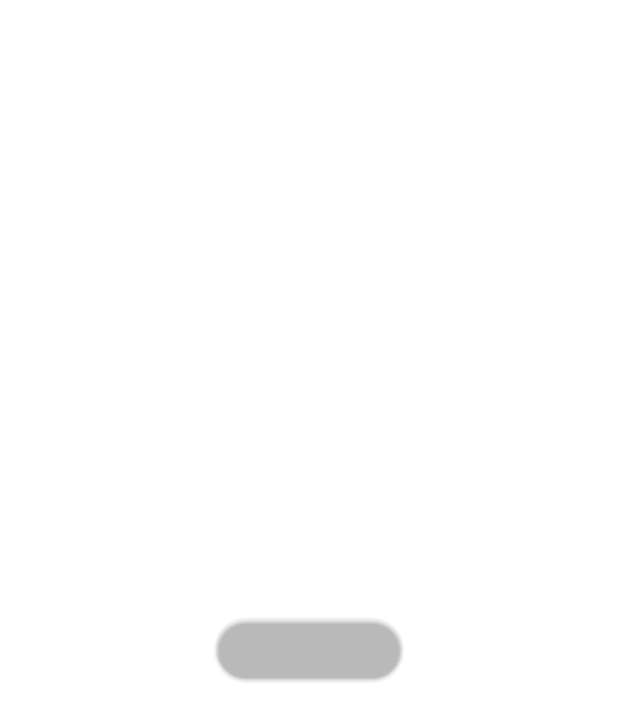
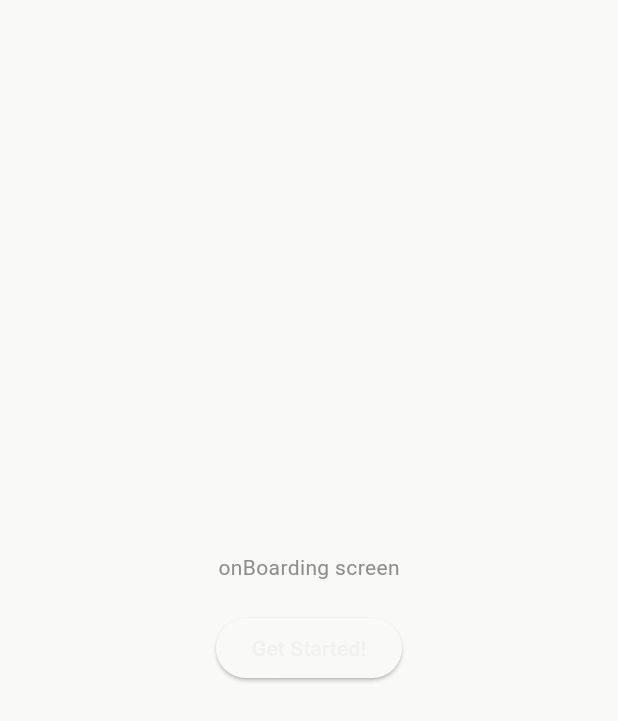
Before and after one commit to ProjectSolutus/routine, a Flutter app: the screen it shows after launch, on a phone screen of 412 x 824 dp. Shown: the top 721 px of the screen. Run offline on Flutter 3.47's test engine with Material 3 defaults, Android fonts, the phone set to English and light mode, and no system bars; our stand-ins replace get.

Commit message:
refactor(colors): make seperate variables for colors, lowercase route names

```diff
--- a/lib/core/colors.dart
+++ b/lib/core/colors.dart
@@ -1 +1,22 @@
-class AppColors {}
+import 'package:flutter/material.dart';
+
+class AppColors {
+  static const Color darkPrimary = Color(0xFF2C2C2C);
+  static const Color darkOnPrimary = Color(0xFFF9F9F7);
+  static const Color darkSecondary = Color(0xFF2283E2);
+  static const Color darkOnSecondary = Color(0xFF202020);
+  static const Color darkError = Color(0xFFE14646);
+  static const Color darkOnError = Color(0xFFF9F9F7);
+  static const Color darkSurface = Color(0xFF202020);
+  static const Color darkOnSurface = Color(0xFFF9F9F7);
+
+  // Light Theme Colors
+  static const Color lightPrimary = Color(0xFFF1F1EF);
+  static const Color lightOnPrimary = Color(0xFF8F8F8D);
+  static const Color lightSecondary = Color(0xFF2283E2);
+  static const Color lightOnSecondary = Color(0xFF202020);
+  static const Color lightError = Color(0xFFE14646);
+  static const Color lightOnError = Color(0xFF8F8F8D);
+  static const Color lightSurface = Color(0xFFF9F9F7);
+  static const Color lightOnSurface = Color(0xFF8F8F8D);
+}
--- a/lib/core/themes/app_themes.dart
+++ b/lib/core/themes/app_themes.dart
@@ -1,26 +1,29 @@
 import 'package:flutter/material.dart';
+import 'package:routine/core/colors.dart';
 
 class AppThemes {
   static final ThemeData darkTheme = ThemeData(
-      colorScheme: ColorScheme(
-          brightness: Brightness.dark,
-          primary: Color(0x2C2C2C),
-          onPrimary: Color(0xF9f9f7),
-          secondary: Color(0x2283E2),
-          onSecondary: Color(0x202020),
-          error: Color(0xE14646),
-          onError: Color(0xF9f9f7),
-          surface: Color(0x202020),
-          onSurface: Color(0xF9F9F7)));
+      colorScheme: const ColorScheme(
+        brightness: Brightness.dark,
+        primary: AppColors.darkPrimary,
+        onPrimary: AppColors.darkOnPrimary,
+        secondary: AppColors.darkSecondary,
+        onSecondary: AppColors.darkOnSecondary,
+        error: AppColors.darkError,
+        onError: AppColors.darkOnError,
+        surface: AppColors.darkSurface,
+        onSurface: AppColors.darkOnSurface,
+      ));
   static final ThemeData lightTheme = ThemeData(
-      colorScheme: ColorScheme(
-          brightness: Brightness.light,
-          primary: Color(0xF1F1EF),
-          onPrimary: Color(0x8F8F8D),
-          secondary: Color(0x2283E2),
-          onSecondary: Color(0x202020),
-          error: Color(0xE14646),
-          onError: Color(0x8F8F8D),
-          surface: Color(0xF9F9F7),
-          onSurface: Color(0x8F8F8D)));
+      colorScheme: const ColorScheme(
+        brightness: Brightness.light,
+        primary: AppColors.lightPrimary,
+        onPrimary: AppColors.lightOnPrimary,
+        secondary: AppColors.lightSecondary,
+        onSecondary: AppColors.lightOnSecondary,
+        error: AppColors.lightError,
+        onError: AppColors.lightOnError,
+        surface: AppColors.lightSurface,
+        onSurface: AppColors.lightOnSurface,
+      ));
 }
--- a/lib/main.dart
+++ b/lib/main.dart
@@ -18,9 +18,10 @@ class RoutineApp extends StatelessWidget {
       debugShowCheckedModeBanner: false,
       title: AppStrings.appName,
       getPages: AppPages.routes,
-      initialRoute: AppRoutes.START,
+      initialRoute: AppRoutes.start,
       theme: AppThemes.lightTheme,
-      darkTheme: AppThemes.lightTheme,
+      darkTheme: AppThemes.darkTheme,
+      themeMode: ThemeMode.system,
     );
   }
 }
--- a/lib/modules/views/onboarding_screen.dart
+++ b/lib/modules/views/onboarding_screen.dart
@@ -18,7 +18,7 @@ class OnboardingScreen extends StatelessWidget {
             const SizedBox(height: 20),
             ElevatedButton(
               onPressed: () {
-                Get.toNamed(AppRoutes.HOME_SCREEN);
+                Get.toNamed(AppRoutes.homescreen);
               },
               child: const Text(AppStrings.getStarted),
             ),
--- a/lib/routes/app_pages.dart
+++ b/lib/routes/app_pages.dart
@@ -1,4 +1,4 @@
 abstract class AppRoutes {
-  static const String START = '/';
-  static const String HOME_SCREEN = '/home_screen';
+  static const String start = '/';
+  static const String homescreen = '/home_screen';
 }
--- a/lib/routes/app_routes.dart
+++ b/lib/routes/app_routes.dart
@@ -7,12 +7,12 @@ import 'app_pages.dart';
 class AppPages {
   static final List<GetPage<dynamic>> routes = <GetPage<dynamic>>[
     GetPage<OnboardingScreen>(
-      name: AppRoutes.START,
+      name: AppRoutes.start,
       page: () => const OnboardingScreen(),
       preventDuplicates: true,
     ),
     GetPage<HomeScreen>(
-      name: AppRoutes.HOME_SCREEN,
+      name: AppRoutes.homescreen,
       page: () => const HomeScreen(),
       preventDuplicates: true,
     ),
```
